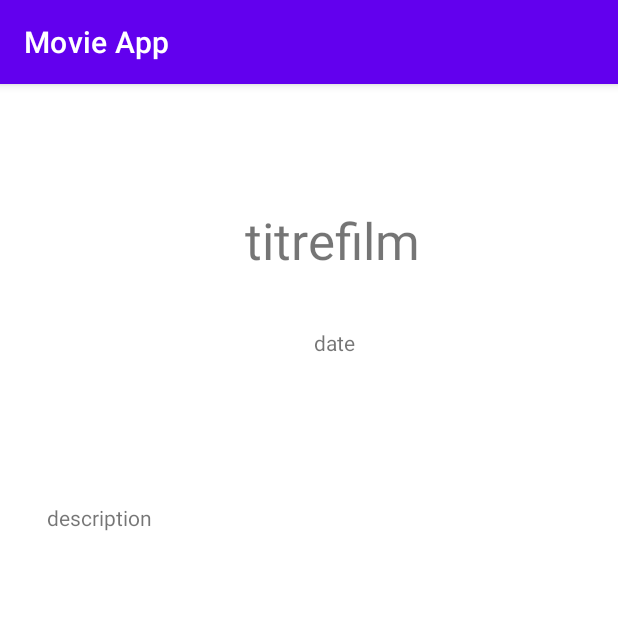
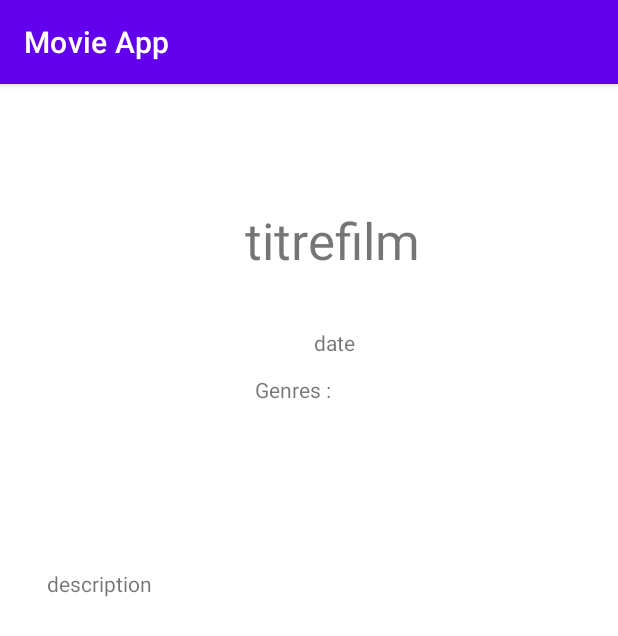
Before and after one commit to alexdgz/filmsApp, an Android app: the Detail screen opened directly, with no data from a screen before it, on a phone screen of 412 x 824 dp. Shown: the top 636 px of the screen. Run offline under Robolectric (Android 15) with nearby library versions, the phone set to English and light mode, and no system bars; our stand-ins replace Picasso; pictures from the network do not load; 6 statements that could not run were skipped.

Commit message:
quasi fini hehe

```diff
--- a/app/src/main/java/com/example/myapplication/Detail.java
+++ b/app/src/main/java/com/example/myapplication/Detail.java
@@ -3,12 +3,63 @@ package com.example.myapplication;
 import androidx.appcompat.app.AppCompatActivity;
 
 import android.os.Bundle;
+import android.widget.ArrayAdapter;
+import android.widget.ImageView;
+import android.widget.ListView;
+import android.widget.TextView;
+
+import com.squareup.picasso.Picasso;
+
+import java.util.ArrayList;
 
 public class Detail extends AppCompatActivity {
+
+
+
+    private String token = "92ab21b9b91fec38b3611c28cb06b710";
+
+
+    private TextView titreFilm;
+    private TextView dateFilm;
+    private TextView descriptionFilm;
+    private ImageView imageFilm;
+
+    private ListView listeGenres;
+
 
     @Override
     protected void onCreate(Bundle savedInstanceState) {
         super.onCreate(savedInstanceState);
-        setContentView(R.layout.activity_film);
+        setContentView(R.layout.activity_detail);
+
+
+        titreFilm = findViewById(R.id.titreFilmid);
+        dateFilm = findViewById(R.id.dateFilmid);
+        descriptionFilm = findViewById(R.id.descriptionFilmid);
+        imageFilm = findViewById(R.id.afficheFilmid);
+
+        listeGenres = findViewById(R.id.genresFilmId);
+
+        Film film = (Film) getIntent().getParcelableExtra("film");
+
+        System.out.println(film.toString());
+
+        titreFilm.setText(film.getName());
+        dateFilm.setText(film.getYear());
+        descriptionFilm.setText(film.getDescription());
+        Picasso.get().load(film.getImage()).into(imageFilm);
+
+        System.out.println("Film ICIII : "+film.getId());
+
+
+//        listeGenres.setAdapter(new ArrayAdapter<String>(getApplicationContext(), android.R.layout.simple_list_item_1, film.getGenre()));
+
+
+
+        //"https://api.themoviedb.org/3/movie/"+film.getId()+"?api_key="*token "&language=fr"
+
+
+
+
     }
 }
--- a/app/src/main/java/com/example/myapplication/Film.java
+++ b/app/src/main/java/com/example/myapplication/Film.java
@@ -94,8 +94,11 @@ public class Film implements Parcelable {
     public String toString() {
         return "Film{" +
                 "name='" + name + '\'' +
-                ", genre='" + genre + '\'' +
+                ", description='" + description + '\'' +
+                ", image='" + image + '\'' +
+                ", genre=" + genre +
                 ", year='" + year + '\'' +
+                ", id='" + id + '\'' +
                 '}';
     }
 
--- a/app/src/main/java/com/example/myapplication/Films.java
+++ b/app/src/main/java/com/example/myapplication/Films.java
@@ -1,7 +1,6 @@
 package com.example.myapplication;
 
 import java.util.ArrayList;
-import java.util.List;
 
 public class Films implements java.io.Serializable {
     private ArrayList<Film> listFilm = null;
@@ -28,4 +27,8 @@ public class Films implements java.io.Serializable {
                 "listFilm=" + listFilm +
                 '}';
     }
+
+    public void clear(){
+        listFilm.clear();
+    }
 }
--- a/app/src/main/res/layout/activity_film.xml
+++ b/app/src/main/res/layout/activity_detail.xml
@@ -41,7 +41,7 @@
         app:layout_constraintTop_toBottomOf="@+id/titreFilmid" />
 
     <TextView
-        android:id="@+id/textView5"
+        android:id="@+id/descriptionFilmid"
         android:layout_width="348dp"
         android:layout_height="153dp"
         android:text="description"
@@ -49,7 +49,28 @@
         app:layout_constraintEnd_toEndOf="parent"
         app:layout_constraintHorizontal_bias="0.492"
         app:layout_constraintStart_toStartOf="parent"
+        app:layout_constraintTop_toBottomOf="@+id/afficheFilmid"
+        app:layout_constraintVertical_bias="0.43" />
+
+    <ListView
+        android:id="@+id/genresFilmId"
+        android:layout_width="106dp"
+        android:layout_height="94dp"
+        app:layout_constraintBottom_toTopOf="@+id/descriptionFilmid"
+        app:layout_constraintEnd_toEndOf="@+id/dateFilmid"
+        app:layout_constraintStart_toStartOf="@+id/dateFilmid"
+        app:layout_constraintTop_toBottomOf="@+id/dateFilmid" />
+
+    <TextView
+        android:layout_width="wrap_content"
+        android:layout_height="wrap_content"
+        android:layout_marginTop="12dp"
+        android:text="Genres :"
+        app:layout_constraintBottom_toTopOf="@+id/_dynamic"
+        app:layout_constraintEnd_toEndOf="@+id/genresFilmId"
+        app:layout_constraintHorizontal_bias="0.0"
+        app:layout_constraintStart_toStartOf="@+id/genresFilmId"
         app:layout_constraintTop_toBottomOf="@+id/dateFilmid"
-        app:layout_constraintVertical_bias="0.225" />
+        app:layout_constraintVertical_bias="0.363" />
 
 </androidx.constraintlayout.widget.ConstraintLayout>
--- a/app/src/main/res/layout/activity_recherche.xml
+++ b/app/src/main/res/layout/activity_recherche.xml
@@ -10,6 +10,7 @@
         android:id="@+id/textView2"
         android:layout_width="wrap_content"
         android:layout_height="wrap_content"
+        android:fontFamily="sans-serif-condensed-medium"
         android:text="FILMS"
         android:textSize="34sp"
         app:layout_constraintBottom_toBottomOf="parent"
@@ -24,6 +25,7 @@
         android:layout_height="wrap_content"
         android:layout_marginStart="56dp"
         android:layout_marginTop="108dp"
+        android:fontFamily="sans-serif-condensed-medium"
         android:text="Date"
         android:textSize="20sp"
         app:layout_constraintStart_toStartOf="parent"
@@ -35,6 +37,7 @@
         android:layout_height="wrap_content"
         android:layout_marginTop="40dp"
         android:ems="10"
+        android:fontFamily="sans-serif-condensed-medium"
         android:inputType="textPersonName"
         android:text="Titre recherché"
         app:layout_constraintEnd_toEndOf="@+id/textView2"
@@ -60,6 +63,7 @@
         android:layout_height="30dp"
         android:layout_marginStart="52dp"
         android:layout_marginTop="260dp"
+        android:fontFamily="sans-serif-condensed-medium"
         android:text="Genre"
         android:textSize="20sp"
         app:layout_constraintStart_toStartOf="parent"
@@ -82,6 +86,7 @@
         android:layout_height="wrap_content"
         android:layout_marginStart="56dp"
         android:layout_marginTop="340dp"
+        android:fontFamily="sans-serif-condensed-medium"
         android:text="0"
         android:textSize="48sp"
         app:layout_constraintStart_toStartOf="parent"
@@ -103,6 +108,7 @@
         android:layout_width="185dp"
         android:layout_height="47dp"
         android:layout_marginTop="40dp"
+        android:fontFamily="sans-serif-condensed-medium"
         android:text="Rechercher"
         app:layout_constraintEnd_toEndOf="@+id/searchid"
         app:layout_constraintHorizontal_bias="0.32"
```
Also changed, not shown: app/src/main/java/com/example/myapplication/AdapterFilm.java (added, +50 -0 lines), app/src/main/java/com/example/myapplication/Recherche.java (+12 -5 lines), app/src/main/java/com/example/myapplication/Resultats.java (+25 -39 lines), app/src/main/res/layout/activity_resultat.xml (+6 -5 lines), app/src/main/res/layout/linear_layout.xml (added, +42 -0 lines).
